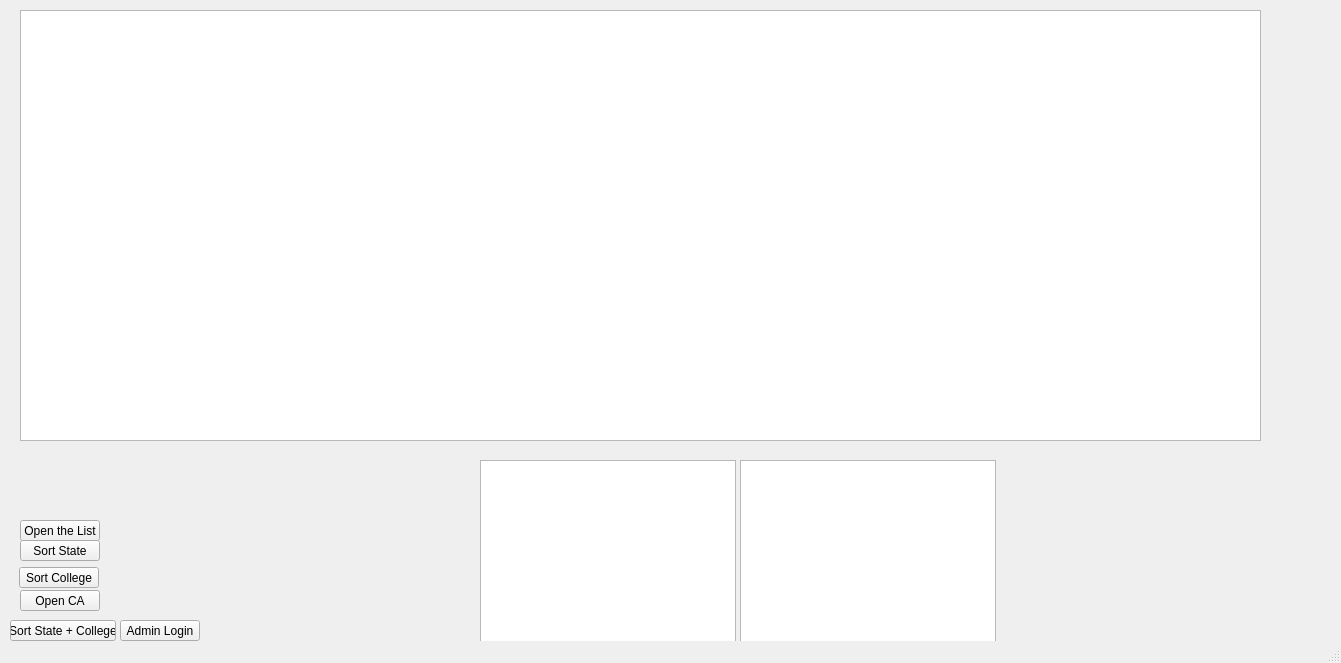
The window that CollegeTouring/mainwindow.ui (Savant-sys/College-Touring) describes before a commit, drawn with Qt 5.
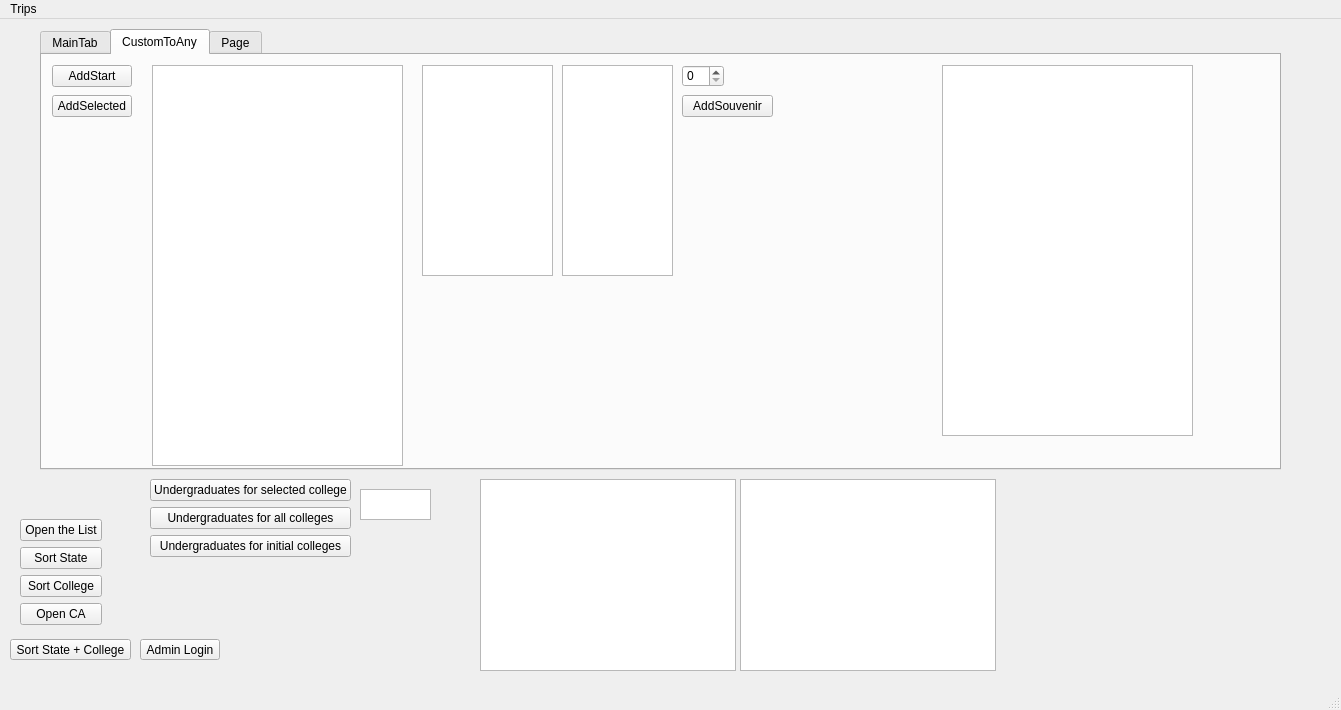
The same window after the commit. The open tabs and pages were chosen to show the change.

```diff
--- a/CollegeTouring/mainwindow.ui
+++ b/CollegeTouring/mainwindow.ui
@@ -7,26 +7,13 @@
     <x>0</x>
     <y>0</y>
     <width>1341</width>
-    <height>663</height>
+    <height>710</height>
    </rect>
   </property>
   <property name="windowTitle">
    <string>MainWindow</string>
   </property>
   <widget class="QWidget" name="centralwidget">
-   <widget class="QPushButton" name="openTheList">
-    <property name="geometry">
-     <rect>
-      <x>20</x>
-      <y>520</y>
-      <width>80</width>
-      <height>21</height>
-     </rect>
-    </property>
-    <property name="text">
-     <string>Open the List</string>
-    </property>
-   </widget>
    <widget class="QListWidget" name="customList">
     <property name="geometry">
      <rect>
@@ -47,51 +34,12 @@
      </rect>
     </property>
    </widget>
-   <widget class="QPushButton" name="sortState">
-    <property name="geometry">
-     <rect>
-      <x>20</x>
-      <y>540</y>
-      <width>80</width>
-      <height>21</height>
-     </rect>
-    </property>
-    <property name="text">
-     <string>Sort State</string>
-    </property>
-   </widget>
-   <widget class="QPushButton" name="sortCollege">
-    <property name="geometry">
-     <rect>
-      <x>19</x>
-      <y>567</y>
-      <width>80</width>
-      <height>21</height>
-     </rect>
-    </property>
-    <property name="text">
-     <string>Sort College</string>
-    </property>
-   </widget>
-   <widget class="QPushButton" name="openCA">
-    <property name="geometry">
-     <rect>
-      <x>20</x>
-      <y>590</y>
-      <width>80</width>
-      <height>21</height>
-     </rect>
-    </property>
-    <property name="text">
-     <string>Open CA</string>
-    </property>
-   </widget>
    <widget class="QPushButton" name="sortStateCollege">
     <property name="geometry">
      <rect>
       <x>10</x>
       <y>620</y>
-      <width>106</width>
+      <width>121</width>
       <height>21</height>
      </rect>
     </property>
@@ -102,7 +50,7 @@
    <widget class="QPushButton" name="adminPop">
     <property name="geometry">
      <rect>
-      <x>120</x>
+      <x>140</x>
       <y>620</y>
       <width>80</width>
       <height>21</height>
@@ -122,19 +70,297 @@
      </rect>
     </property>
     <widget class="QWidget" name="page">
-     <widget class="QListWidget" name="campusList">
+     <widget class="QTabWidget" name="tabWidget">
       <property name="geometry">
        <rect>
-        <x>10</x>
+        <x>30</x>
         <y>0</y>
         <width>1241</width>
-        <height>431</height>
+        <height>441</height>
        </rect>
       </property>
+      <property name="currentIndex">
+       <number>0</number>
+      </property>
+      <widget class="QWidget" name="tab">
+       <attribute name="title">
+        <string>MainTab</string>
+       </attribute>
+       <widget class="QListWidget" name="campusList">
+        <property name="geometry">
+         <rect>
+          <x>0</x>
+          <y>0</y>
+          <width>1231</width>
+          <height>411</height>
+         </rect>
+        </property>
+       </widget>
+      </widget>
+      <widget class="QWidget" name="tab_2">
+       <attribute name="title">
+        <string>CustomToAny</string>
+       </attribute>
+       <widget class="QPushButton" name="pushButton">
+        <property name="geometry">
+         <rect>
+          <x>10</x>
+          <y>10</y>
+          <width>80</width>
+          <height>22</height>
+         </rect>
+        </property>
+        <property name="text">
+         <string>AddStart</string>
+        </property>
+       </widget>
+       <widget class="QListWidget" name="CustomTripList">
+        <property name="geometry">
+         <rect>
+          <x>110</x>
+          <y>10</y>
+          <width>251</width>
+          <height>401</height>
+         </rect>
+        </property>
+       </widget>
+       <widget class="QPushButton" name="pushButton_2">
+        <property name="geometry">
+         <rect>
+          <x>10</x>
+          <y>40</y>
+          <width>80</width>
+          <height>22</height>
+         </rect>
+        </property>
+        <property name="text">
+         <string>AddSelected</string>
+        </property>
+       </widget>
+       <widget class="QListWidget" name="CustomTripSouvs">
+        <property name="geometry">
+         <rect>
+          <x>380</x>
+          <y>10</y>
+          <width>131</width>
+          <height>211</height>
+         </rect>
+        </property>
+       </widget>
+       <widget class="QListWidget" name="CustomTripPrices">
+        <property name="geometry">
+         <rect>
+          <x>520</x>
+          <y>10</y>
+          <width>111</width>
+          <height>211</height>
+         </rect>
+        </property>
+       </widget>
+       <widget class="QSpinBox" name="spinBox">
+        <property name="geometry">
+         <rect>
+          <x>640</x>
+          <y>10</y>
+          <width>42</width>
+          <height>22</height>
+         </rect>
+        </property>
+        <property name="maximum">
+         <number>10</number>
+        </property>
+       </widget>
+       <widget class="QTableWidget" name="Cart">
+        <property name="geometry">
+         <rect>
+          <x>900</x>
+          <y>10</y>
+          <width>251</width>
+          <height>371</height>
+         </rect>
+        </property>
+       </widget>
+       <widget class="QPushButton" name="AddToCart">
+        <property name="geometry">
+         <rect>
+          <x>640</x>
+          <y>40</y>
+          <width>91</width>
+          <height>22</height>
+         </rect>
+        </property>
+        <property name="text">
+         <string>AddSouvenir</string>
+        </property>
+       </widget>
+      </widget>
+      <widget class="QWidget" name="tab_3">
+       <attribute name="title">
+        <string>Page</string>
+       </attribute>
+       <widget class="QListWidget" name="menuAdminList">
+        <property name="geometry">
+         <rect>
+          <x>0</x>
+          <y>10</y>
+          <width>1231</width>
+          <height>311</height>
+         </rect>
+        </property>
+       </widget>
+       <widget class="QPushButton" name="pushButton_3">
+        <property name="geometry">
+         <rect>
+          <x>10</x>
+          <y>370</y>
+          <width>151</width>
+          <height>31</height>
+         </rect>
+        </property>
+        <property name="text">
+         <string>Add New Colleges</string>
+        </property>
+       </widget>
+       <widget class="QLabel" name="label_8">
+        <property name="geometry">
+         <rect>
+          <x>290</x>
+          <y>350</y>
+          <width>31</width>
+          <height>16</height>
+         </rect>
+        </property>
+        <property name="text">
+         <string>Price</string>
+        </property>
+       </widget>
+       <widget class="QTextEdit" name="itemnameText">
+        <property name="geometry">
+         <rect>
+          <x>170</x>
+          <y>370</y>
+          <width>111</width>
+          <height>31</height>
+         </rect>
+        </property>
+       </widget>
+       <widget class="QLineEdit" name="priceText">
+        <property name="geometry">
+         <rect>
+          <x>170</x>
+          <y>340</y>
+          <width>111</width>
+          <height>31</height>
+         </rect>
+        </property>
+       </widget>
+       <widget class="QLabel" name="label_7">
+        <property name="geometry">
+         <rect>
+          <x>290</x>
+          <y>380</y>
+          <width>71</width>
+          <height>16</height>
+         </rect>
+        </property>
+        <property name="text">
+         <string>Item Name</string>
+        </property>
+       </widget>
+      </widget>
      </widget>
     </widget>
     <widget class="QWidget" name="page_2"/>
    </widget>
+   <widget class="QTextBrowser" name="textBrowser">
+    <property name="geometry">
+     <rect>
+      <x>360</x>
+      <y>470</y>
+      <width>71</width>
+      <height>31</height>
+     </rect>
+    </property>
+    <property name="verticalScrollBarPolicy">
+     <enum>Qt::ScrollBarAlwaysOff</enum>
+    </property>
+    <property name="horizontalScrollBarPolicy">
+     <enum>Qt::ScrollBarAlwaysOff</enum>
+    </property>
+   </widget>
+   <widget class="QWidget" name="layoutWidget">
+    <property name="geometry">
+     <rect>
+      <x>150</x>
+      <y>460</y>
+      <width>201</width>
+      <height>80</height>
+     </rect>
+    </property>
+    <layout class="QVBoxLayout" name="verticalLayout">
+     <item>
+      <widget class="QPushButton" name="UnderSelected">
+       <property name="text">
+        <string>Undergraduates for selected college</string>
+       </property>
+      </widget>
+     </item>
+     <item>
+      <widget class="QPushButton" name="UnderAll">
+       <property name="text">
+        <string>Undergraduates for all colleges</string>
+       </property>
+      </widget>
+     </item>
+     <item>
+      <widget class="QPushButton" name="UnderInitial">
+       <property name="text">
+        <string>Undergraduates for initial colleges</string>
+       </property>
+      </widget>
+     </item>
+    </layout>
+   </widget>
+   <widget class="QWidget" name="layoutWidget">
+    <property name="geometry">
+     <rect>
+      <x>20</x>
+      <y>500</y>
+      <width>82</width>
+      <height>108</height>
+     </rect>
+    </property>
+    <layout class="QVBoxLayout" name="verticalLayout_2">
+     <item>
+      <widget class="QPushButton" name="openTheList">
+       <property name="text">
+        <string>Open the List</string>
+       </property>
+      </widget>
+     </item>
+     <item>
+      <widget class="QPushButton" name="sortState">
+       <property name="text">
+        <string>Sort State</string>
+       </property>
+      </widget>
+     </item>
+     <item>
+      <widget class="QPushButton" name="sortCollege">
+       <property name="text">
+        <string>Sort College</string>
+       </property>
+      </widget>
+     </item>
+     <item>
+      <widget class="QPushButton" name="openCA">
+       <property name="text">
+        <string>Open CA</string>
+       </property>
+      </widget>
+     </item>
+    </layout>
+   </widget>
   </widget>
   <widget class="QMenuBar" name="menubar">
    <property name="geometry">
@@ -145,6 +371,13 @@
      <height>20</height>
     </rect>
    </property>
+   <widget class="QMenu" name="menuTrips">
+    <property name="title">
+     <string>Trips</string>
+    </property>
+    <addaction name="actionCustom_Trip_to_Any"/>
+   </widget>
+   <addaction name="menuTrips"/>
   </widget>
   <widget class="QStatusBar" name="statusbar"/>
  </widget>
```
Left out of the diff: 5 changed lines with no effect on the pictures.
